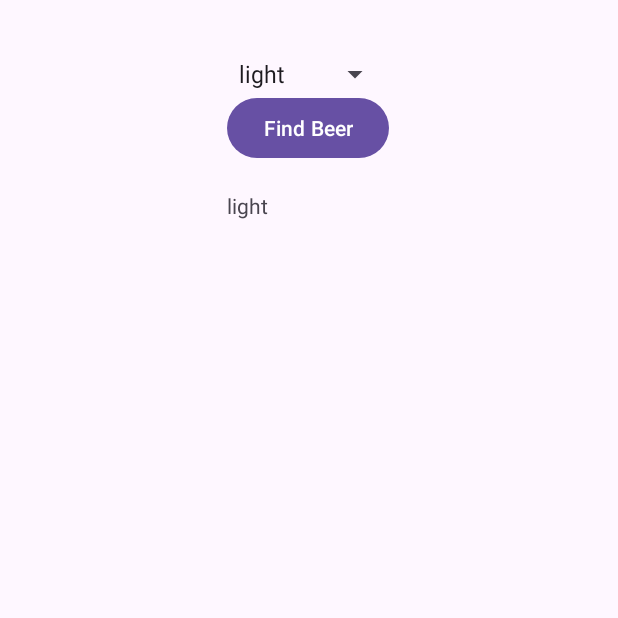
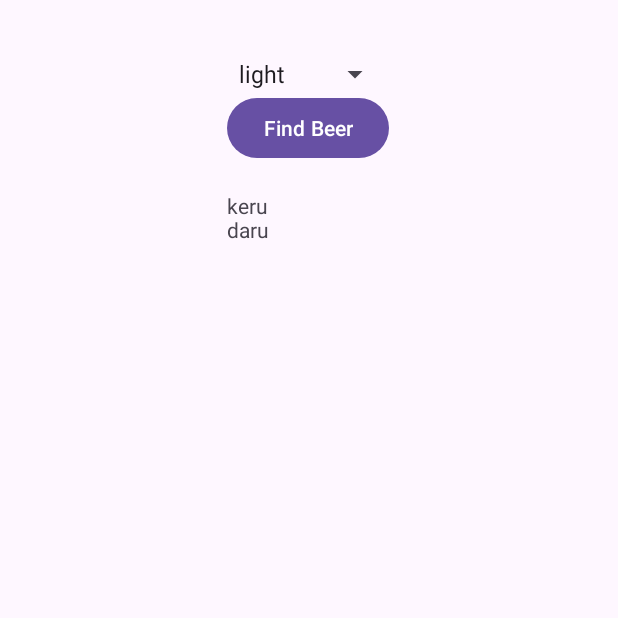
Before and after one commit to ArmanRuhit/Head-First-Android, an Android app: the screen it shows after launch (MainActivity), after a tap on "Find Beer", on a phone screen of 412 x 824 dp, the top half of it. Run offline under Robolectric (Android 15) with nearby library versions, the phone set to English and light mode, and no system bars.

Commit message:
Beer Expert Done

```diff
--- /dev/null
+++ b/BeerAdviser/app/src/main/java/com/example/beeradviser/BeerExpert.java
@@ -0,0 +1,21 @@
+package com.example.beeradviser;
+
+import java.util.ArrayList;
+import java.util.List;
+
+public class BeerExpert {
+
+    List<String> getBrands(String color){
+        List<String> brands = new ArrayList<>();
+
+        if(color.equals("amber")){
+            brands.add("Jack ember");
+            brands.add("Red moose");
+        } else {
+            brands.add("keru");
+            brands.add("daru");
+        }
+
+        return brands;
+    }
+}
--- a/BeerAdviser/app/src/main/java/com/example/beeradviser/MainActivity.java
+++ b/BeerAdviser/app/src/main/java/com/example/beeradviser/MainActivity.java
@@ -8,11 +8,15 @@ import android.widget.Button;
 import android.widget.Spinner;
 import android.widget.TextView;
 
+import java.util.List;
+
 public class MainActivity extends AppCompatActivity {
 
     public Button findBeerButton;
     public TextView brands;
     public Spinner colors;
+
+    private BeerExpert beerExpert;
 
 
     @Override
@@ -22,11 +26,17 @@ public class MainActivity extends AppCompatActivity {
         findBeerButton = findViewById(R.id.find_beer);
         brands = findViewById(R.id.brands);
         colors = findViewById(R.id.color);
+        beerExpert = new BeerExpert();
         findBeerButton.setOnClickListener(new View.OnClickListener() {
             @Override
             public void onClick(View view) {
                 String selectedColor = String.valueOf(colors.getSelectedItem());
-                brands.setText(selectedColor);
+                List<String> brandList = beerExpert.getBrands(selectedColor);
+                StringBuilder brandsFormatted = new StringBuilder();
+                for(String brand: brandList){
+                    brandsFormatted.append(brand).append("\n");
+                }
+                brands.setText(brandsFormatted);
             }
         });
     }
```
